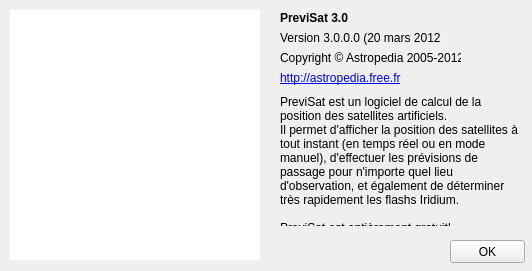
The window that apropos.ui (mconsidine/previsat_archive) describes before a commit, drawn with Qt 5.
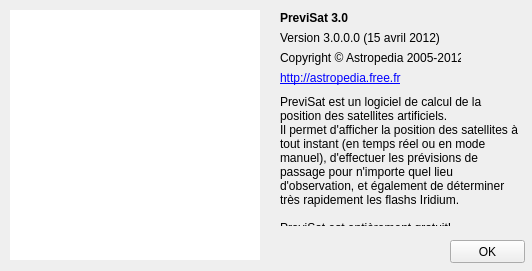
The same window after the commit.

Patch:
```diff
--- a/apropos.ui
+++ b/apropos.ui
@@ -86,7 +86,7 @@
      </rect>
     </property>
     <property name="text">
-     <string>Version 3.0.0.0 (20 mars 2012)</string>
+     <string>Version 3.0.0.0 (15 avril 2012)</string>
     </property>
    </widget>
    <widget class="QLabel" name="informationsCopyright">
```
